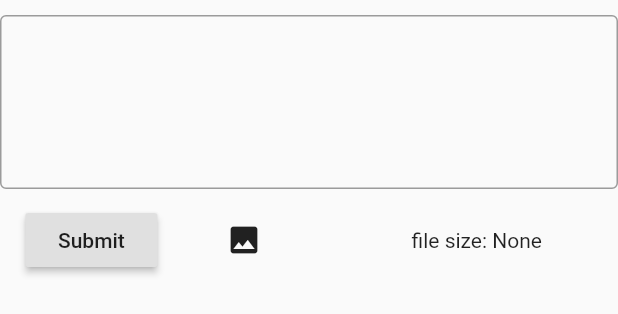
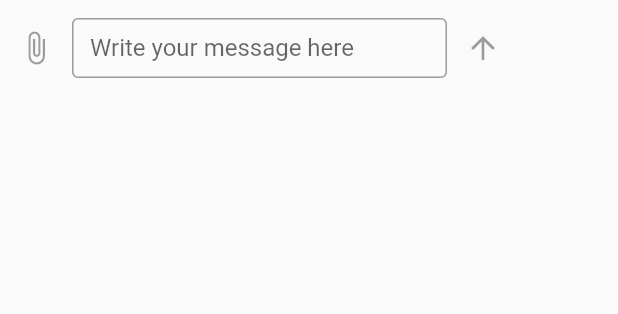
Before and after one commit to sportsjay/DIP-SMAPPS, a Flutter app: the InputForm widget shown alone on an empty page, opened directly, on a phone screen of 412 x 824 dp. Shown: the top 314 px of the screen. Run offline on Flutter 3.47's test engine with Material 2 defaults, Android fonts, the phone set to English and light mode, and no system bars; our stand-ins replace flutter_redux, google_maps_flutter, image_picker, location, redux, redux_thunk; missing offline and left inert: jwt_decode; network calls fail; statements that could not run were skipped.

Commit message:
updated 1611 @ hall15

```diff
--- a/smapps/lib/components/textinput.dart
+++ b/smapps/lib/components/textinput.dart
@@ -132,94 +132,126 @@ class _InputFormState extends State<InputForm> {
   // Returns specific input form for question or answer
   @override
   Widget build(BuildContext context) {
-    return Container(
-        child: Column(
-      crossAxisAlignment: CrossAxisAlignment.center,
-      children: <Widget>[
-        SizedBox(height: 10),
-        TextField(
-          maxLines: 4,
-          onChanged: (value) {
-            setState(() {
-              inputText = value;
-            });
-          },
-          decoration: InputDecoration(
-              border: OutlineInputBorder(borderSide: BorderSide(width: 0.5))),
+    return Column(
+      children: [
+        SizedBox(height: 8),
+        Row(
+          children: [
+            IconButton(
+              onPressed: null,
+              icon: Icon(Icons.attach_file),
+            ),
+            Flexible(
+              child: Container(
+                width: 250,
+                height: 40,
+                child: TextField(
+                  textAlignVertical: TextAlignVertical.
+                  maxLines: null,
+                  keyboardType: TextInputType.multiline,
+                  decoration: InputDecoration(
+                    border: OutlineInputBorder(),
+                    labelText: 'Write your message here',
+                  ),
+                ),
+              ),
+            ),
+            IconButton(
+              icon: Icon(Icons.arrow_upward),
+              onPressed: null,
+            )
+          ],
         ),
-        SizedBox(height: 10),
-        Redux.store.state.selectForumScreenState.screenSelect == "questions"
-            ? Container(
-                child: RaisedButton(
-                  child: Text("Submit"),
-                  onPressed: () {
-                    print(inputText);
-                    if (Redux.store.state.userLoginState.token == "null") {
-                      showDialog(
-                          context: context,
-                          builder: (context) {
-                            return AlertDialog(content: Text("Please Login!"));
-                          });
-                    } else {
-                      _postQuery(widget.api);
-                      print("post question");
-                    }
-                  },
-                ),
-              )
-            : Container(
-                child: Row(
-                    mainAxisAlignment: MainAxisAlignment.spaceAround,
-                    children: <Widget>[
-                    RaisedButton(
-                      child: Text("Submit"),
-                      onPressed: () {
-                        print(inputText);
-                        if (Redux.store.state.userLoginState.token == "null") {
-                          showDialog(
-                              context: context,
-                              builder: (context) {
-                                return AlertDialog(
-                                    content: Text("Please Login!"));
-                              });
-                        } else {
-                          _postQuery(widget.api);
-                          print("post answer");
-                        }
-                      },
-                    ),
-                    IconButton(
-                      icon: Icon(Icons.image),
-                      onPressed: () async {
-                        setState(() {
-                          isLoading = true;
-                        });
-                        image =
-                            await _picker.getImage(source: ImageSource.gallery);
-                        bytes = await image.readAsBytes();
-                        setState(() {
-                          filename = image.path;
-                          isLoading = false;
-                        });
-                      },
-                    ),
-                    SizedBox(width: 20),
-                    Text("file size: " +
-                        (bytes.toString().length > 4
-                            ? bytes.toString().length.toString() + " bytes"
-                            : "None")),
-                    bytes.toString().length > 4
-                        ? IconButton(
-                            icon: Icon(Icons.cancel),
-                            onPressed: () {
-                              setState(() {
-                                bytes = null;
-                              });
-                            },
-                          )
-                        : Container()
-                  ]))
       ],
-    ));
+    );
+    // return Container(
+    //     child: Column(
+    //   crossAxisAlignment: CrossAxisAlignment.center,
+    //   children: <Widget>[
+    //     SizedBox(height: 10),
+    //     TextField(
+    //       maxLines: 4,
+    //       onChanged: (value) {
+    //         setState(() {
+    //           inputText = value;
+    //         });
+    //       },
+    //       decoration: InputDecoration(
+    //           border: OutlineInputBorder(borderSide: BorderSide(width: 0.5))),
+    //     ),
+    //     SizedBox(height: 10),
+    //     Redux.store.state.selectForumScreenState.screenSelect == "questions"
+    //         ? Container(
+    //             child: RaisedButton(
+    //               child: Text("Submit"),
+    //               onPressed: () {
+    //                 print(inputText);
+    //                 if (Redux.store.state.userLoginState.token == "null") {
+    //                   showDialog(
+    //                       context: context,
+    //                       builder: (context) {
+    //                         return AlertDialog(content: Text("Please Login!"));
+    //                       });
+    //                 } else {
+    //                   _postQuery(widget.api);
+    //                   print("post question");
+    //                 }
+    //               },
+    //             ),
+    //           )
+    //         : Container(
+    //             child: Row(
+    //                 mainAxisAlignment: MainAxisAlignment.spaceAround,
+    //                 children: <Widget>[
+    //                 RaisedButton(
+    //                   child: Text("Submit"),
+    //                   onPressed: () {
+    //                     print(inputText);
+    //                     if (Redux.store.state.userLoginState.token == "null") {
+    //                       showDialog(
+    //                           context: context,
+    //                           builder: (context) {
+    //                             return AlertDialog(
+    //                                 content: Text("Please Login!"));
+    //                           });
+    //                     } else {
+    //                       _postQuery(widget.api);
+    //                       print("post answer");
+    //                     }
+    //                   },
+    //                 ),
+    //                 IconButton(
+    //                   icon: Icon(Icons.image),
+    //                   onPressed: () async {
+    //                     setState(() {
+    //                       isLoading = true;
+    //                     });
+    //                     image =
+    //                         await _picker.getImage(source: ImageSource.gallery);
+    //                     bytes = await image.readAsBytes();
+    //                     setState(() {
+    //                       filename = image.path;
+    //                       isLoading = false;
+    //                     });
+    //                   },
+    //                 ),
+    //                 SizedBox(width: 20),
+    //                 Text("file size: " +
+    //                     (bytes.toString().length > 4
+    //                         ? bytes.toString().length.toString() + " bytes"
+    //                         : "None")),
+    //                 bytes.toString().length > 4
+    //                     ? IconButton(
+    //                         icon: Icon(Icons.cancel),
+    //                         onPressed: () {
+    //                           setState(() {
+    //                             bytes = null;
+    //                           });
+    //                         },
+    //                       )
+    //                     : Container()
+    //               ]))
+    //   ],
+    // ));
   }
 }
--- a/smapps/lib/constants/apiurl.dart
+++ b/smapps/lib/constants/apiurl.dart
@@ -1,5 +1,5 @@
 class service_url {
-  static String ip_v4 = '192.168.0.148'; // use ipv4
+  static String ip_v4 = '10.27.64.171'; // use ipv4
   // get courses
   static String get_course_URL = 'http://$ip_v4:4000/discussions-data/';
 
```
Also changed, not shown: smapps/lib/pages/home.dart (+4 -4 lines).
